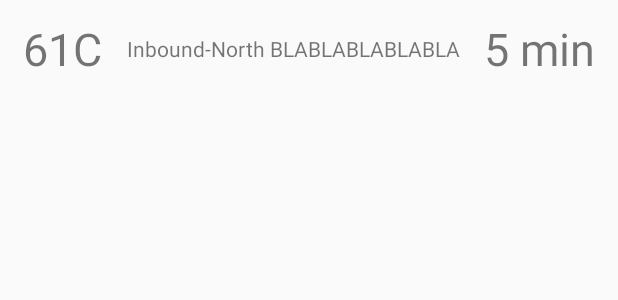
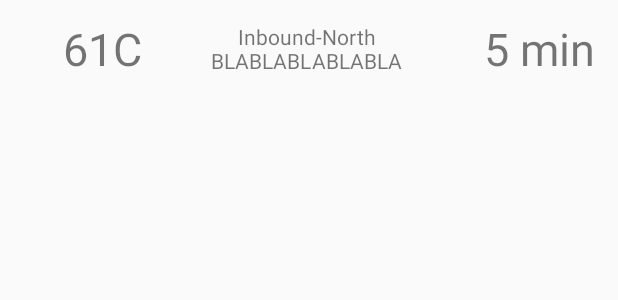
Before and after one commit to powershark/AlleghenyBus, an Android app: the layout prediction_item.xml on its own in the app's theme, with its tools: preview values and no code run, on a phone screen of 412 x 824 dp. Shown: the top 300 px of the screen. Run offline under Robolectric (Android 15) with nearby library versions, the phone set to English and light mode, and no system bars.

```diff
--- a/app/build.gradle
+++ b/app/build.gradle
@@ -32,5 +32,7 @@ dependencies {
     compile 'com.github.nitrico.mapviewpager:mapviewpager:1.0.0'
     compile 'com.android.support:support-v4:25.3.1'
     compile 'com.android.support:recyclerview-v7:25.3.1'
+    compile 'com.android.volley:volley:1.0.0'
+    compile 'com.android.support.constraint:constraint-layout:+'
     testCompile 'junit:junit:4.12'
 }
--- a/app/src/main/AndroidManifest.xml
+++ b/app/src/main/AndroidManifest.xml
@@ -8,7 +8,7 @@
          location permissions for the 'MyLocation' functionality.
     -->
     <uses-permission android:name="android.permission.ACCESS_FINE_LOCATION" />
-    <uses-permission android:name="android.permission.ACCESS_COARSE_LOCATION"/>
+    <uses-permission android:name="android.permission.ACCESS_COARSE_LOCATION" />
     <uses-permission android:name="android.permission.INTERNET" />
 
     <application
--- a/app/src/main/res/layout/prediction_item.xml
+++ b/app/src/main/res/layout/prediction_item.xml
@@ -2,18 +2,21 @@
 <LinearLayout xmlns:android="http://schemas.android.com/apk/res/android"
     android:layout_width="match_parent"
     android:layout_height="wrap_content"
-    android:orientation="horizontal">
+    android:orientation="horizontal"
+    android:weightSum="3">
     <android.support.v7.widget.AppCompatTextView
-        android:layout_width="wrap_content"
+        android:layout_width="0dp"
         android:layout_height="wrap_content"
         android:text="61C"
         android:id="@+id/rtid"
-        android:layout_marginLeft="3dp"
+        android:gravity="center"
+        android:layout_weight="1"
         android:textSize="30sp"
-        android:padding="12dp"/>
+        android:padding="12dp"
+        />
 
     <android.support.v7.widget.AppCompatTextView
-        android:layout_width="wrap_content"
+        android:layout_width="0dp"
         android:layout_height="match_parent"
         android:id="@+id/des"
         android:gravity="center"
@@ -21,10 +24,12 @@
         android:layout_weight="1"/>
 
     <android.support.v7.widget.AppCompatTextView
-        android:layout_width="wrap_content"
+        android:layout_width="0dp"
         android:layout_height="wrap_content"
         android:text="5 min"
+        android:gravity="right"
         android:layout_marginRight="3dp"
+        android:layout_weight="1"
         android:id="@+id/prd"
         android:textSize="30sp"
         android:padding="12dp"/>
--- a/app/src/main/res/values/strings.xml
+++ b/app/src/main/res/values/strings.xml
@@ -224,4 +224,5 @@
     <string name="permission_rationale_location">Access to the location service is required to demonstrate the \'my location\' feature, which shows your current location on the map.</string>
     <string name="location_permission_denied">This sample requires location permission to enable the \'my location\' layer. Please try again and grant access to use the location.\nIf the permission has been permanently denied, it can be enabled from the System Settings &gt; Apps &gt; \'Google Maps API Demos\'.</string>
     <string name="permission_required_toast">Location permission is required for this demo.</string>
+    <string name="title_activity_stop_buses">StopBuses</string>
 </resources>
--- a/app/src/main/res/values/styles.xml
+++ b/app/src/main/res/values/styles.xml
@@ -8,4 +8,8 @@
         <item name="colorAccent">@color/colorAccent</item>
     </style>
 
+    <style name="AppTheme.AppBarOverlay" parent="ThemeOverlay.AppCompat.Dark.ActionBar" />
+
+    <style name="AppTheme.PopupOverlay" parent="ThemeOverlay.AppCompat.Light" />
+
 </resources>
```
Also changed, not shown: app/src/main/java/com/example/alleghenybus/Activities/MapsActivity.java (+33 -5 lines), app/src/main/java/com/example/alleghenybus/Activities/PredictionActivity.java (+62 -18 lines).
